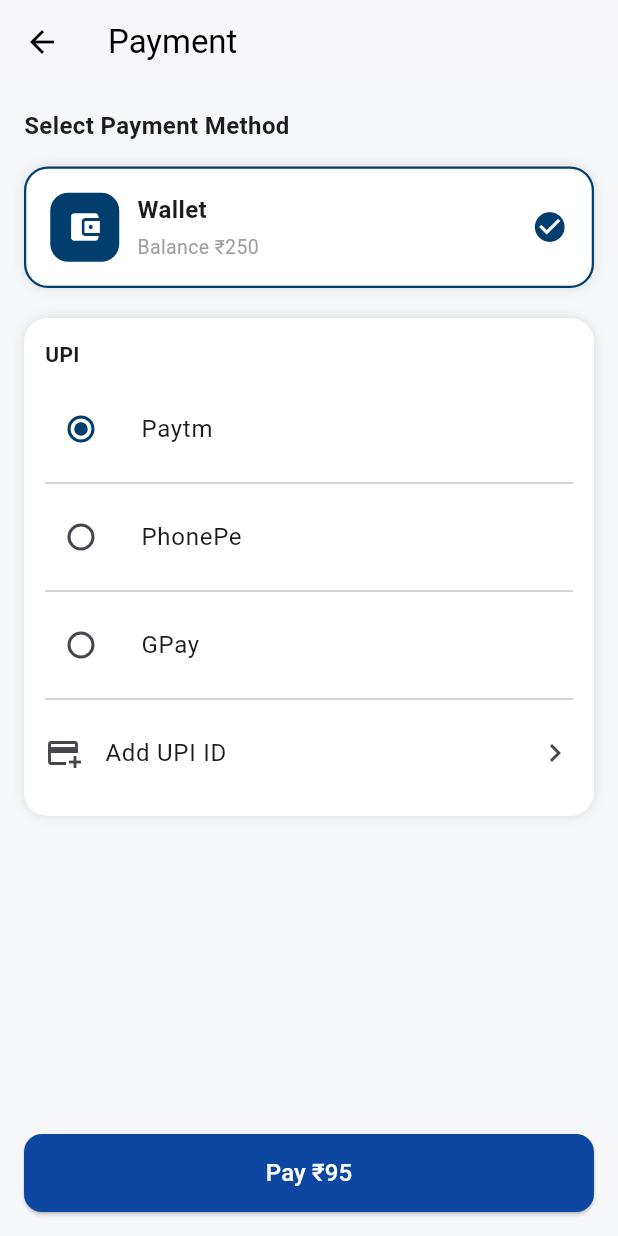
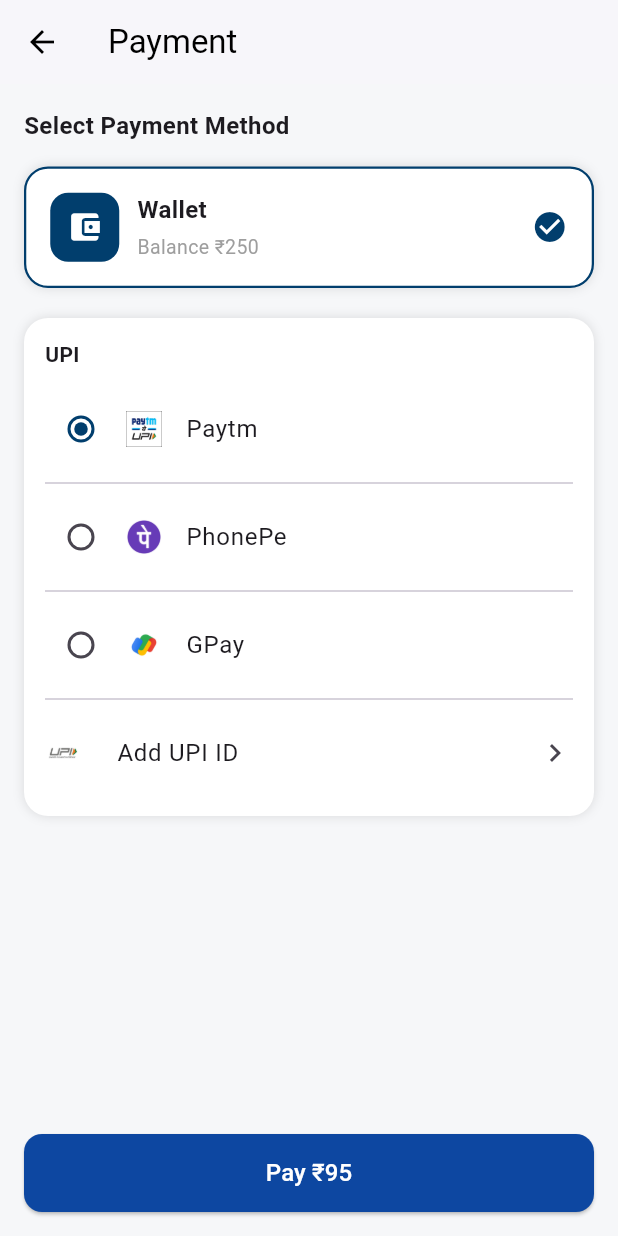
Before and after one commit to Arjun-52/CleanGo_Application, a Flutter app: the PaymentScreen screen opened by its route, on a phone screen of 412 x 824 dp. Run offline on Flutter 3.47's test engine with Material 3 defaults, Android fonts, the phone set to English and light mode, and no system bars; our stand-ins replace firebase_auth, firebase_core, firebase_messaging, google_fonts, google_maps_flutter, shared_preferences; accounts and stored records are empty.

Commit message:
added logos

```diff
--- a/lib/features/payment/screens/booking_payment_screen.dart
+++ b/lib/features/payment/screens/booking_payment_screen.dart
@@ -73,6 +73,7 @@
                     onSelect: (val) {
                       setState(() => selectedUpi = val);
                     },
+                    iconPath: 'assets/images/paytm.jpg',
                   ),
                   const Divider(),
 
@@ -83,6 +84,7 @@
                     onSelect: (val) {
                       setState(() => selectedUpi = val);
                     },
+                    iconPath: 'assets/images/phonepay.jpg',
                   ),
                   const Divider(),
 
@@ -93,6 +95,7 @@
                     onSelect: (val) {
                       setState(() => selectedUpi = val);
                     },
+                    iconPath: 'assets/images/gpay.jpg',
                   ),
                   const Divider(),
 
--- a/lib/features/payment/widgets/add_upi_row.dart
+++ b/lib/features/payment/widgets/add_upi_row.dart
@@ -9,7 +9,19 @@
   Widget build(BuildContext context) {
     return ListTile(
       contentPadding: EdgeInsets.zero,
-      leading: const Icon(Icons.add_card),
+
+      leading: Row(
+        mainAxisSize: MainAxisSize.min,
+        children: [
+          Image.asset(
+            "assets/images/upi.jpg",
+            height: 24,
+            width: 24,
+            fit: BoxFit.contain,
+          ),
+          const SizedBox(width: 8),
+        ],
+      ),
       title: const Text("Add UPI ID"),
       trailing: const Icon(Icons.chevron_right),
       onTap: onTap,
--- a/lib/features/payment/widgets/upi_option_tile.dart
+++ b/lib/features/payment/widgets/upi_option_tile.dart
@@ -4,6 +4,7 @@
   final int index;
   final int selectedIndex;
   final String name;
+  final String iconPath;
   final Function(int) onSelect;
 
   const UpiOptionTile({
@@ -11,6 +12,7 @@
     required this.index,
     required this.selectedIndex,
     required this.name,
+    required this.iconPath,
     required this.onSelect,
   });
 
@@ -18,7 +20,11 @@
   Widget build(BuildContext context) {
     return ListTile(
       contentPadding: EdgeInsets.zero,
-      leading: Radio<int>(
+
+      leading: Row(
+        mainAxisSize: MainAxisSize.min,
+        children: [
+          Radio<int>(
             value: index,
             groupValue: selectedIndex,
             activeColor: const Color(0xff013E6D),
@@ -26,7 +32,14 @@
               onSelect(val!);
             },
           ),
+          const SizedBox(width: 6),
+
+          Image.asset(iconPath, height: 24, width: 24, fit: BoxFit.contain),
+        ],
+      ),
+
       title: Text(name),
+
       onTap: () => onSelect(index),
     );
   }
```
Also changed, not shown: assets/images/gpay.jpg (added), assets/images/paytm.jpg (added), assets/images/phonepay.jpg (added), assets/images/upi.jpg (added). Lines whose indentation alone changed are shown as unchanged.
